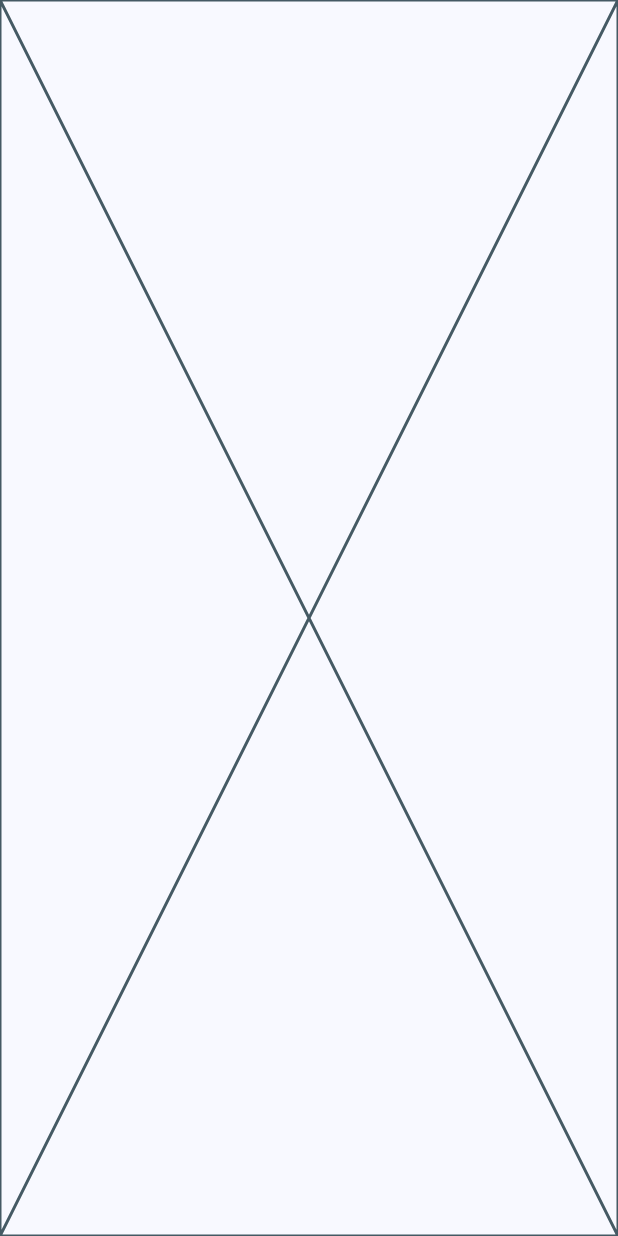
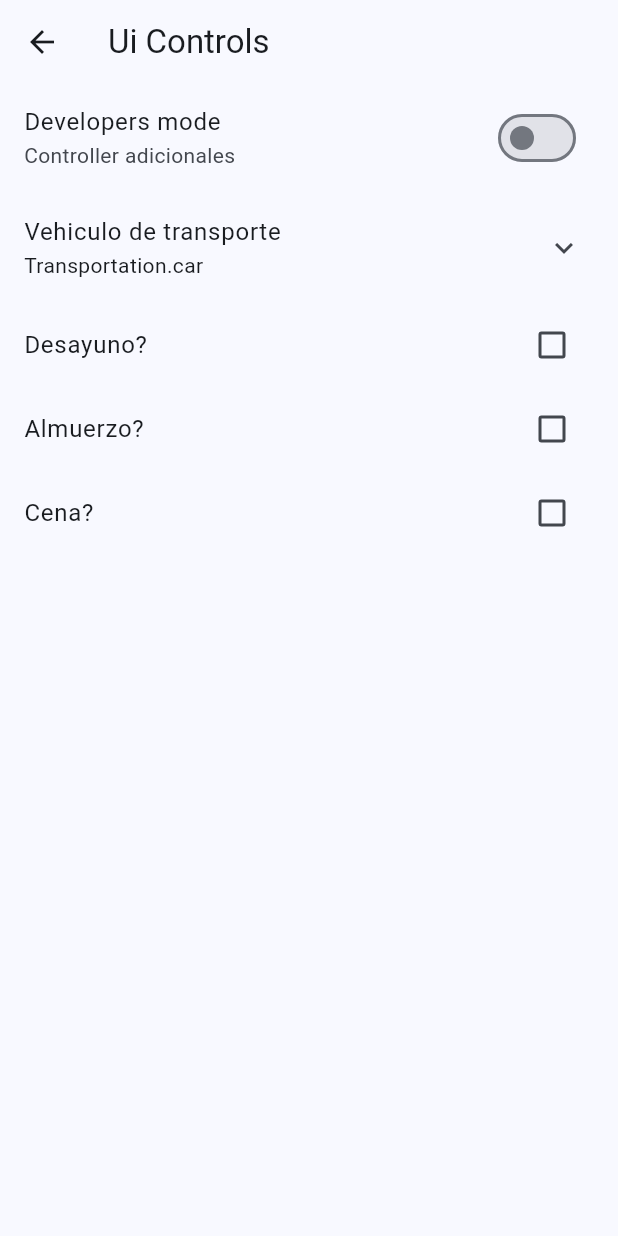
Before and after one commit to hasprilla/widgets_app, a Flutter app: the UiControlsScreen screen opened directly, on a phone screen of 412 x 824 dp. Run offline on Flutter 3.47's test engine with Material 2 defaults, Android fonts, the phone set to English and light mode, and no system bars; our stand-ins replace go_router.

Commit message:
ui screen terminado

```diff
--- a/lib/config/menu/menu_items.dart
+++ b/lib/config/menu/menu_items.dart
@@ -46,4 +46,10 @@ const appMenuItems = <MenuItem>[
     link: '/animated',
     icon: Icons.check_box_outlined,
   ),
+  MenuItem(
+    title: 'UI controls',
+    subTitle: 'UI controls',
+    link: '/ui-controls',
+    icon: Icons.car_rental_outlined,
+  ),
 ];
--- a/lib/config/router/app_router.dart
+++ b/lib/config/router/app_router.dart
@@ -35,5 +35,10 @@ final appRouter = GoRouter(
       name: AnimatedScreen.name,
       builder: (context, state) => const AnimatedScreen(),
     ),
+    GoRoute(
+      path: '/ui-controls',
+      name: UiControlsScreen.name,
+      builder: (context, state) => const UiControlsScreen(),
+    ),
   ],
 );
--- a/lib/presentation/screens/ui_controls/ui_controls_screen.dart
+++ b/lib/presentation/screens/ui_controls/ui_controls_screen.dart
@@ -7,8 +7,112 @@ class UiControlsScreen extends StatelessWidget {
 
   @override
   Widget build(BuildContext context) {
-    return const Scaffold(
-      body: Placeholder(),
+    return Scaffold(
+      appBar: AppBar(
+        title: const Text('Ui Controls'),
+      ),
+      body: const _UiControlsView(),
     );
   }
 }
+
+class _UiControlsView extends StatefulWidget {
+  const _UiControlsView();
+
+  @override
+  State<_UiControlsView> createState() => _UiControlsViewState();
+}
+
+enum Transportation { car, plane, boat, submarine }
+
+bool wantBrakfast = false;
+bool wantsLunch = false;
+bool wantsDinner = false;
+
+class _UiControlsViewState extends State<_UiControlsView> {
+  bool isMode = false;
+  Transportation selectedTransportation = Transportation.car;
+
+  @override
+  Widget build(BuildContext context) {
+    return ListView(
+      children: [
+        SwitchListTile(
+          value: isMode,
+          onChanged: (value) => setState(() {
+            isMode = !isMode;
+          }),
+          title: const Text('Developers mode'),
+          subtitle: const Text('Controller adicionales'),
+        ),
+        ExpansionTile(
+          title: const Text(
+            'Vehiculo de transporte',
+          ),
+          subtitle: Text(
+            '$selectedTransportation',
+          ),
+          children: [
+            RadioListTile(
+              title: const Text('By card'),
+              subtitle: const Text('Viajar por carro'),
+              value: Transportation.car,
+              groupValue: selectedTransportation,
+              onChanged: (value) => setState(() {
+                selectedTransportation = Transportation.car;
+              }),
+            ),
+            RadioListTile(
+              title: const Text('By boat'),
+              subtitle: const Text('Viajar por barco'),
+              value: Transportation.boat,
+              groupValue: selectedTransportation,
+              onChanged: (value) => setState(() {
+                selectedTransportation = Transportation.boat;
+              }),
+            ),
+            RadioListTile(
+              title: const Text('By plane'),
+              subtitle: const Text('Viajar por avion'),
+              value: Transportation.plane,
+              groupValue: selectedTransportation,
+              onChanged: (value) => setState(() {
+                selectedTransportation = Transportation.plane;
+              }),
+            ),
+            RadioListTile(
+              title: const Text('By submarine'),
+              subtitle: const Text('Viajar por submarino'),
+              value: Transportation.submarine,
+              groupValue: selectedTransportation,
+              onChanged: (value) => setState(() {
+                selectedTransportation = Transportation.submarine;
+              }),
+            ),
+          ],
+        ),
+        CheckboxListTile(
+          title: const Text('Desayuno?'),
+          value: wantBrakfast,
+          onChanged: (value) => setState(() {
+            wantBrakfast = !wantBrakfast;
+          }),
+        ),
+        CheckboxListTile(
+          title: const Text('Almuerzo?'),
+          value: wantsLunch,
+          onChanged: (value) => setState(() {
+            wantsLunch = !wantsLunch;
+          }),
+        ),
+        CheckboxListTile(
+          title: const Text('Cena?'),
+          value: wantsDinner,
+          onChanged: (value) => setState(() {
+            wantsDinner = !wantsDinner;
+          }),
+        ),
+      ],
+    );
+  }
+}
```
